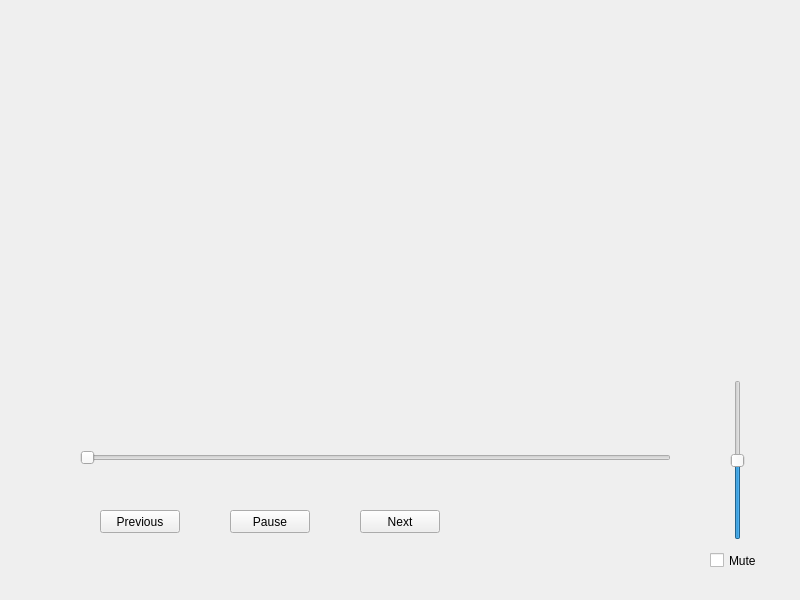
This is MediaPlayer/player.ui in TieNan2019/WePinkyPromised as Qt 5 draws it before an edit. The edited form follows.
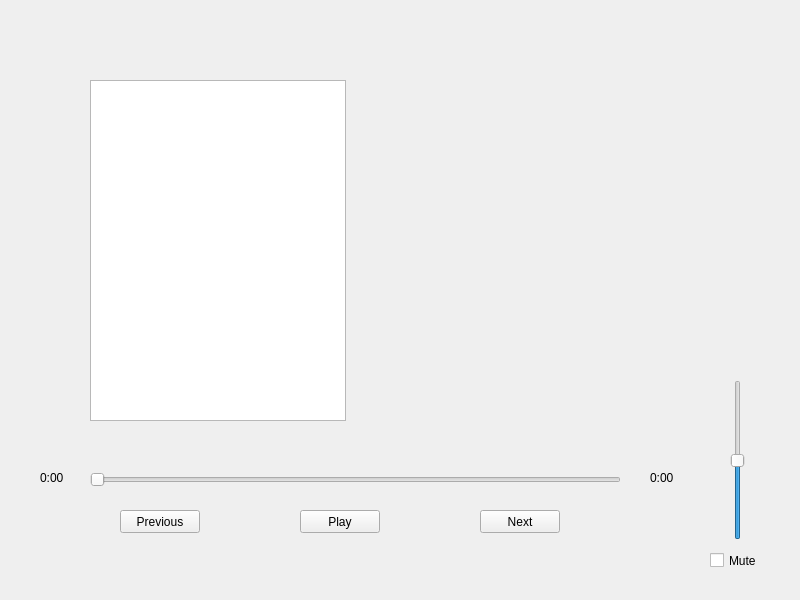
This is the edited form.

Commit message: {gui process tools : add : user can use process bar and gui playlist widget to control the playing process; }

What changed in the file:
```diff
--- a/MediaPlayer/player.ui
+++ b/MediaPlayer/player.ui
@@ -51,10 +51,10 @@
   <widget class="QSlider" name="musicProcess">
    <property name="geometry">
     <rect>
-     <x>80</x>
-     <y>450</y>
-     <width>591</width>
-     <height>16</height>
+     <x>90</x>
+     <y>470</y>
+     <width>531</width>
+     <height>20</height>
     </rect>
    </property>
    <property name="orientation">
@@ -64,7 +64,7 @@
   <widget class="QPushButton" name="prev">
    <property name="geometry">
     <rect>
-     <x>100</x>
+     <x>120</x>
      <y>510</y>
      <width>80</width>
      <height>23</height>
@@ -77,20 +77,20 @@
   <widget class="QPushButton" name="pauseNPlay">
    <property name="geometry">
     <rect>
-     <x>230</x>
+     <x>300</x>
      <y>510</y>
      <width>80</width>
      <height>23</height>
     </rect>
    </property>
    <property name="text">
-    <string>Pause</string>
+    <string>Play</string>
    </property>
   </widget>
   <widget class="QPushButton" name="next">
    <property name="geometry">
     <rect>
-     <x>360</x>
+     <x>480</x>
      <y>510</y>
      <width>80</width>
      <height>23</height>
@@ -100,6 +100,42 @@
     <string>Next</string>
    </property>
   </widget>
+  <widget class="QLabel" name="totalMediaLength">
+   <property name="geometry">
+    <rect>
+     <x>650</x>
+     <y>470</y>
+     <width>57</width>
+     <height>15</height>
+    </rect>
+   </property>
+   <property name="text">
+    <string>0:00</string>
+   </property>
+  </widget>
+  <widget class="QLabel" name="currentMediaLength">
+   <property name="geometry">
+    <rect>
+     <x>40</x>
+     <y>470</y>
+     <width>57</width>
+     <height>15</height>
+    </rect>
+   </property>
+   <property name="text">
+    <string>0:00</string>
+   </property>
+  </widget>
+  <widget class="QListWidget" name="playlist">
+   <property name="geometry">
+    <rect>
+     <x>90</x>
+     <y>80</y>
+     <width>256</width>
+     <height>341</height>
+    </rect>
+   </property>
+  </widget>
  </widget>
  <resources/>
  <connections/>
```
The commit also changes 3 other files.
